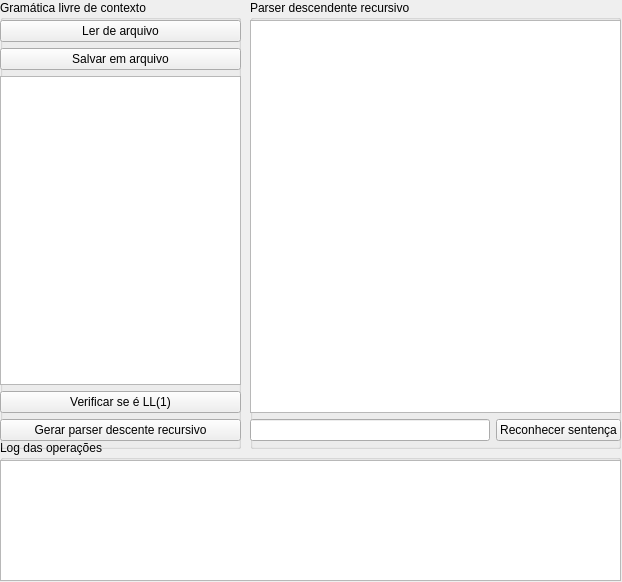
This is main.ui in evsasse/Context-Free-Grammar-Simulator as Qt 5 draws it before an edit. The edited form follows.
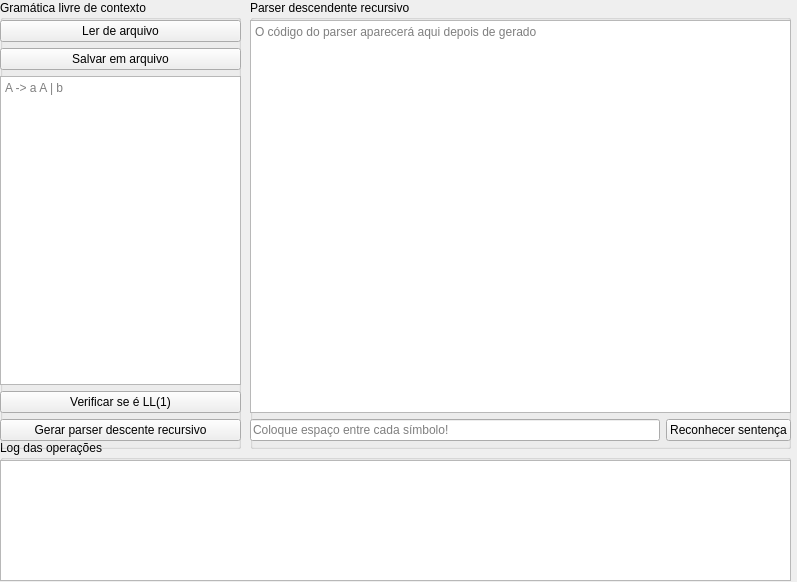
This is the edited form.

Commit message: Showing parser code and recognizing sentences from it. Also displaying friendly errors

```diff
--- a/main.ui
+++ b/main.ui
@@ -6,7 +6,7 @@
    <rect>
     <x>0</x>
     <y>0</y>
-    <width>622</width>
+    <width>797</width>
     <height>582</height>
    </rect>
   </property>
@@ -36,7 +36,7 @@
     <rect>
      <x>0</x>
      <y>440</y>
-     <width>621</width>
+     <width>791</width>
      <height>141</height>
     </rect>
    </property>
@@ -48,7 +48,7 @@
      <rect>
       <x>0</x>
       <y>20</y>
-      <width>621</width>
+      <width>791</width>
       <height>121</height>
      </rect>
     </property>
@@ -68,7 +68,7 @@
     <rect>
      <x>250</x>
      <y>0</y>
-     <width>371</width>
+     <width>541</width>
      <height>449</height>
     </rect>
    </property>
@@ -80,7 +80,7 @@
      <rect>
       <x>0</x>
       <y>20</y>
-      <width>371</width>
+      <width>541</width>
       <height>421</height>
      </rect>
     </property>
@@ -90,12 +90,19 @@
        <property name="readOnly">
         <bool>true</bool>
        </property>
+       <property name="placeholderText">
+        <string>O código do parser aparecerá aqui depois de gerado</string>
+       </property>
       </widget>
      </item>
      <item>
       <layout class="QHBoxLayout" name="horizontalLayout_2">
        <item>
-        <widget class="QLineEdit" name="line_sentence"/>
+        <widget class="QLineEdit" name="line_sentence">
+         <property name="placeholderText">
+          <string>Coloque espaço entre cada símbolo!</string>
+         </property>
+        </widget>
        </item>
        <item>
         <widget class="QPushButton" name="btn_recognize">
@@ -148,7 +155,11 @@
       </widget>
      </item>
      <item>
-      <widget class="QTextEdit" name="text_grammar"/>
+      <widget class="QTextEdit" name="text_grammar">
+       <property name="placeholderText">
+        <string>A -&gt; a A | b</string>
+       </property>
+      </widget>
      </item>
      <item>
       <widget class="QPushButton" name="btn_verify">
```
The commit also changes 3 other files.
